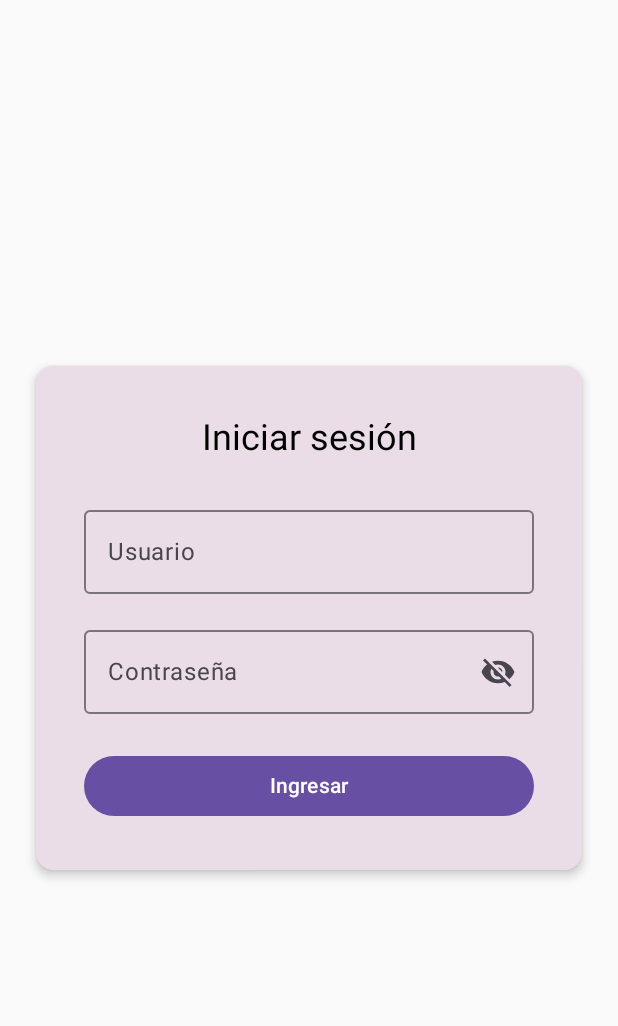
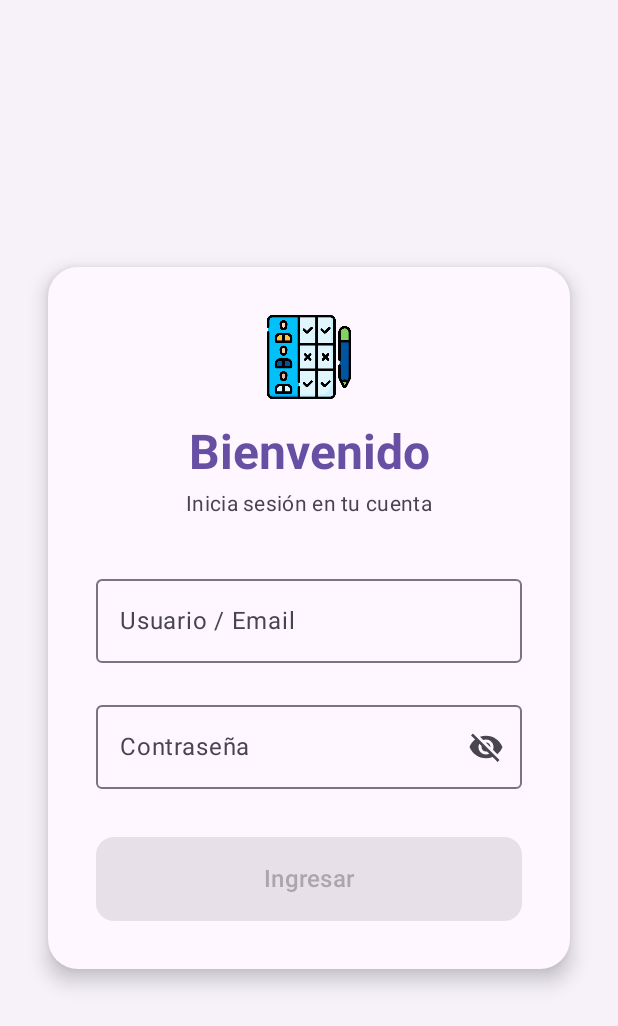
Before and after one commit to ThiagoIcochea/ProyectoDesarrolloMovil, an Android app built with Jetpack Compose: the screen it shows after launch (MainActivity), on a phone screen of 412 x 824 dp. Shown: the top 1026 px of the screen. Run offline under Robolectric (Android 15) with nearby library versions, the phone set to English and light mode, and no system bars.

Commit message:
mejora ui ux en el login

```diff
--- a/Frontend/app/build.gradle.kts
+++ b/Frontend/app/build.gradle.kts
@@ -68,7 +68,7 @@ dependencies {
 
     // ---- FRAGMENT (Para BiometricPrompt) ----
     implementation("androidx.fragment:fragment-ktx:1.6.2")
-
+    implementation(libs.androidx.foundation)
     testImplementation(libs.junit)
     androidTestImplementation(libs.androidx.junit)
     androidTestImplementation(libs.androidx.espresso.core)
--- a/Frontend/app/src/main/java/com/example/gestindeasistencia/data/remote/ApiClient.kt
+++ b/Frontend/app/src/main/java/com/example/gestindeasistencia/data/remote/ApiClient.kt
@@ -27,8 +27,8 @@ object ApiClient {
         return Retrofit.Builder()
             .baseUrl(BASE_URL)
             .client(client)
-            .addConverterFactory(ScalarsConverterFactory.create()) // <-- acepta String
-            .addConverterFactory(GsonConverterFactory.create())    // <-- JSON
+            .addConverterFactory(ScalarsConverterFactory.create())
+            .addConverterFactory(GsonConverterFactory.create())
             .build()
             .create(ApiService::class.java)
 
--- a/Frontend/app/src/main/java/com/example/gestindeasistencia/ui/screens/login/LoginScreen.kt
+++ b/Frontend/app/src/main/java/com/example/gestindeasistencia/ui/screens/login/LoginScreen.kt
@@ -1,6 +1,10 @@
 package com.example.gestindeasistencia.ui.screens.login
 
+import androidx.compose.foundation.Image
 import androidx.compose.foundation.layout.*
+import androidx.compose.foundation.shape.RoundedCornerShape
+import androidx.compose.foundation.text.KeyboardOptions
+import androidx.compose.ui.text.input.KeyboardType
 import androidx.compose.material.icons.Icons
 import androidx.compose.material.icons.filled.Visibility
 import androidx.compose.material.icons.filled.VisibilityOff
@@ -9,9 +13,12 @@ import androidx.compose.runtime.*
 import androidx.compose.ui.Alignment
 import androidx.compose.ui.Modifier
 import androidx.compose.ui.graphics.Color
+import androidx.compose.ui.res.painterResource
+import androidx.compose.ui.text.font.FontWeight
 import androidx.compose.ui.text.input.PasswordVisualTransformation
 import androidx.compose.ui.text.input.VisualTransformation
 import androidx.compose.ui.unit.dp
+import com.example.gestindeasistencia.R
 import com.example.gestindeasistencia.viewmodels.LoginState
 import com.example.gestindeasistencia.viewmodels.LoginViewModel
 
@@ -32,40 +39,62 @@ fun LoginScreen(
             onLoginSuccess(successState.username, successState.cargo, successState.id)
         }
     }
-
+    Scaffold(
+        containerColor = MaterialTheme.colorScheme.surfaceContainerLow
+    ) { paddingValues ->
         Box(
-        modifier = Modifier.fillMaxSize(),
+            modifier = Modifier
+                .fillMaxSize()
+                .padding(paddingValues),
             contentAlignment = Alignment.Center
         ) {
             Card(
                 modifier = Modifier
-                .padding(24.dp)
-                .fillMaxWidth(),
+                    .padding(horizontal = 32.dp)
+                    .fillMaxWidth()
+                    .align(Alignment.Center),
+                shape = RoundedCornerShape(20.dp),
                 colors = CardDefaults.cardColors(
-                containerColor = Color(0xFFEADDE8)
+                    containerColor = MaterialTheme.colorScheme.surface
                 ),
-            elevation = CardDefaults.cardElevation(defaultElevation = 4.dp)
+                elevation = CardDefaults.cardElevation(defaultElevation = 8.dp)
             ) {
                 Column(
                     modifier = Modifier.padding(32.dp),
                     horizontalAlignment = Alignment.CenterHorizontally
                 ) {
-                Text(
-                    text = "Iniciar sesión",
-                    style = MaterialTheme.typography.headlineSmall,
-                    modifier = Modifier.padding(bottom = 24.dp)
+                    Image(
+                        painter = painterResource(id = R.drawable.logo_app),
+                        contentDescription = "Logo de la aplicación",
+                        modifier = Modifier
+                            .size(72.dp)
+                            .padding(bottom = 16.dp)
                     )
 
+                    Text(
+                        text = "Bienvenido",
+                        style = MaterialTheme.typography.headlineLarge.copy(fontWeight = FontWeight.Bold),
+                        color = MaterialTheme.colorScheme.primary, // Color principal del tema
+                        modifier = Modifier.padding(bottom = 4.dp)
+                    )
+                    Text(
+                        text = "Inicia sesión en tu cuenta",
+                        style = MaterialTheme.typography.bodyMedium,
+                        color = MaterialTheme.colorScheme.onSurfaceVariant,
+                        modifier = Modifier.padding(bottom = 32.dp)
+                    )
                     OutlinedTextField(
                         value = usuario,
                         onValueChange = { usuario = it },
-                    label = { Text("Usuario") },
+                        label = { Text("Usuario / Email") },
                         singleLine = true,
-                    modifier = Modifier.fillMaxWidth()
+                        modifier = Modifier.fillMaxWidth(),
+                        keyboardOptions = androidx.compose.foundation.text.KeyboardOptions(
+                            keyboardType = androidx.compose.ui.text.input.KeyboardType.Text
+                        )
                     )
 
-                Spacer(modifier = Modifier.height(16.dp))
-
+                    Spacer(modifier = Modifier.height(20.dp))
                     OutlinedTextField(
                         value = password,
                         onValueChange = { password = it },
@@ -81,24 +110,39 @@ fun LoginScreen(
                         }
                     )
 
-                Spacer(modifier = Modifier.height(24.dp))
-
+                    Spacer(modifier = Modifier.height(32.dp))
                     Button(
                         onClick = { viewModel.login(usuario, password) },
-                    modifier = Modifier.fillMaxWidth(),
-                    colors = ButtonDefaults.buttonColors(containerColor = Color(0xFF6750A4))
+                        modifier = Modifier
+                            .fillMaxWidth()
+                            .height(56.dp),
+                        shape = RoundedCornerShape(12.dp),
+                        enabled = usuario.isNotEmpty() && password.isNotEmpty()
                     ) {
-                    Text("Ingresar")
+                        if (state is LoginState.Loading) {
+                            CircularProgressIndicator(
+                                color = MaterialTheme.colorScheme.onPrimary,
+                                modifier = Modifier.size(24.dp)
+                            )
+                        } else {
+                            Text(
+                                "Ingresar",
+                                style = MaterialTheme.typography.titleMedium.copy(fontWeight = FontWeight.SemiBold)
+                            )
+                        }
                     }
 
                     if (state is LoginState.Error) {
-                    Spacer(modifier = Modifier.height(8.dp))
+                        Spacer(modifier = Modifier.height(16.dp))
                         Text(
                             text = (state as LoginState.Error).msg,
-                        color = MaterialTheme.colorScheme.error
+                            color = MaterialTheme.colorScheme.error,
+                            style = MaterialTheme.typography.bodySmall
                         )
                     }
                 }
             }
         }
     }
+
+}
--- a/Frontend/gradle/libs.versions.toml
+++ b/Frontend/gradle/libs.versions.toml
@@ -9,6 +9,7 @@ lifecycleRuntimeKtx = "2.9.4"
 activityCompose = "1.11.0"
 composeBom = "2024.09.00"
 securityCrypto = "1.1.0"
+foundation = "1.9.5"
 
 [libraries]
 androidx-core-ktx = { group = "androidx.core", name = "core-ktx", version.ref = "coreKtx" }
@@ -26,6 +27,7 @@ androidx-ui-tooling-preview = { group = "androidx.compose.ui", name = "ui-toolin
 androidx-ui-test-manifest = { group = "androidx.compose.ui", name = "ui-test-manifest" }
 androidx-ui-test-junit4 = { group = "androidx.compose.ui", name = "ui-test-junit4" }
 androidx-material3 = { group = "androidx.compose.material3", name = "material3" }
+androidx-foundation = { group = "androidx.compose.foundation", name = "foundation", version.ref = "foundation" }
 
 [plugins]
 android-application = { id = "com.android.application", version.ref = "agp" }
```
Also changed, not shown: Frontend/app/src/main/java/com/example/gestindeasistencia/ui/navigation/AppNavGraph.kt (+0 -15 lines), Frontend/app/src/main/res/drawable/logo_app.png (added). Lines whose indentation alone changed are shown as unchanged.
